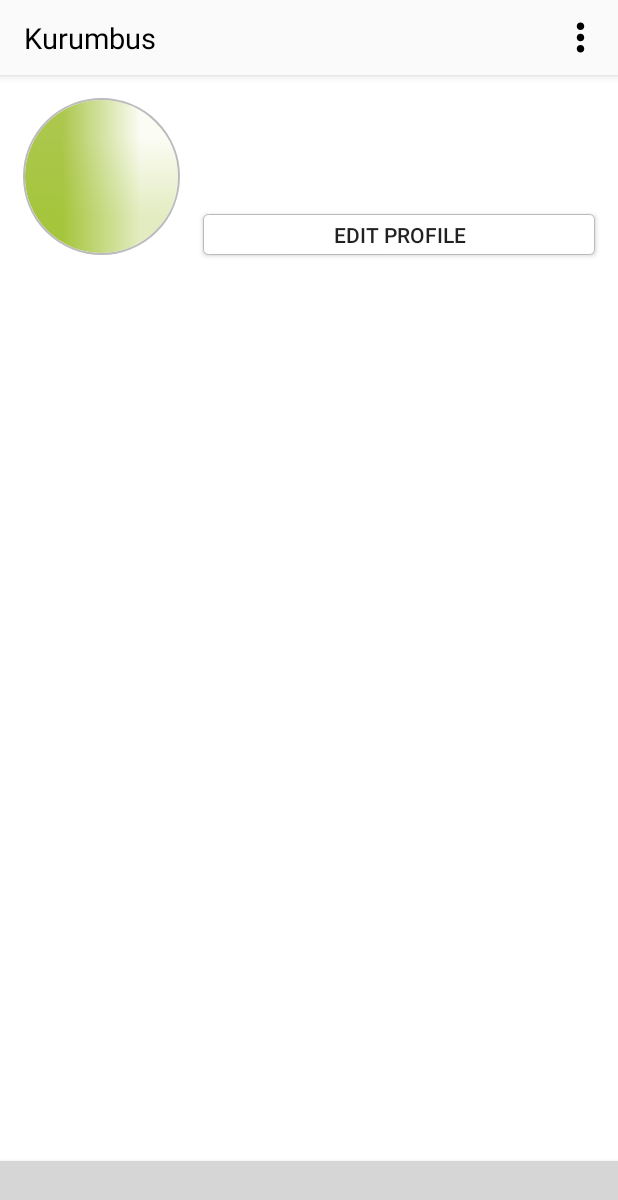
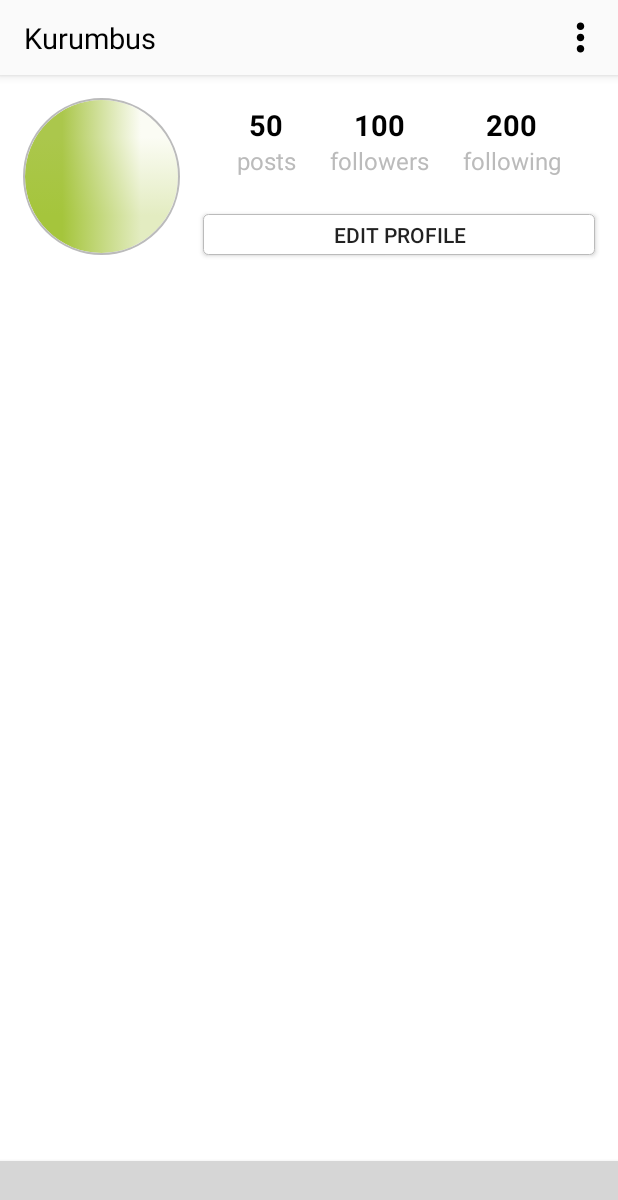
Before and after one commit to kurumbus/kotlin-instagram-clone, an Android app: the screen it shows after launch (HomeActivity), on a phone screen of 412 x 824 dp. Shown: the top 1200 px of the screen. Run offline under Robolectric (Android 15) with nearby library versions, the phone set to English and light mode, and no system bars; our stand-ins replace CircleImageView; plain views replace BottomNavigationViewEx; 7 statements that could not run were skipped; grey boxes are pictures that could not be loaded.

Commit message:
constraint layout

```diff
--- a/app/src/main/res/layout/activity_profile.xml
+++ b/app/src/main/res/layout/activity_profile.xml
@@ -60,26 +60,47 @@
     <TextView
             android:text="50"
             style="@style/profile_text_count"
-            tools:layout_editor_absoluteY="65dp"
-            tools:layout_editor_absoluteX="134dp" android:id="@+id/posts_count_text"/>
+            app:layout_constraintVertical_bias="0.3"
+            app:layout_constraintTop_toBottomOf="@id/toolbar"
+            app:layout_constraintBottom_toTopOf="@id/edit_profile_button"
+            app:layout_constraintStart_toStartOf="@id/posts_text"
+            app:layout_constraintEnd_toEndOf="@id/posts_text"
+            android:id="@+id/posts_count_text"/>
     <TextView
             android:text="posts"
-            style="@style/profile_text" tools:layout_editor_absoluteY="102dp"
-            tools:layout_editor_absoluteX="134dp" android:id="@+id/posts_text"/>
+            app:layout_constraintStart_toStartOf="@id/edit_profile_button"
+            app:layout_constraintEnd_toStartOf="@id/followers_text"
+            app:layout_constraintTop_toBottomOf="@id/posts_count_text"
+            style="@style/profile_text"
+            android:id="@+id/posts_text"/>
     <TextView
             android:text="100"
-            style="@style/profile_text_count" tools:layout_editor_absoluteY="65dp"
-            tools:layout_editor_absoluteX="240dp" android:id="@+id/followers_count_text"/>
+            app:layout_constraintStart_toStartOf="@id/followers_text"
+            app:layout_constraintEnd_toEndOf="@id/followers_text"
+            app:layout_constraintBaseline_toBaselineOf="@id/posts_count_text"
+            style="@style/profile_text_count"
+            android:id="@+id/followers_count_text"/>
     <TextView
             android:text="followers"
-            style="@style/profile_text" tools:layout_editor_absoluteY="101dp"
-            tools:layout_editor_absoluteX="240dp" android:id="@+id/followers_text"/>
+            app:layout_constraintStart_toEndOf="@id/posts_text"
+            app:layout_constraintEnd_toStartOf="@id/following_text"
+            app:layout_constraintBaseline_toBaselineOf="@id/posts_text"
+            app:layout_constraintTop_toBottomOf="@id/followers_count_text"
+            style="@style/profile_text"
+            android:id="@+id/followers_text"/>
     <TextView
             android:text="200"
-            style="@style/profile_text_count" tools:layout_editor_absoluteY="65dp"
-            tools:layout_editor_absoluteX="335dp" android:id="@+id/following_count_text"/>
+            app:layout_constraintStart_toStartOf="@id/following_text"
+            app:layout_constraintEnd_toEndOf="@id/following_text"
+            app:layout_constraintBaseline_toBaselineOf="@id/posts_count_text"
+            style="@style/profile_text_count"
+            android:id="@+id/following_count_text"/>
     <TextView
             android:text="following"
+            app:layout_constraintTop_toBottomOf="@id/following_count_text"
+            app:layout_constraintStart_toEndOf="@id/followers_text"
+            app:layout_constraintEnd_toEndOf="@id/edit_profile_button"
+            app:layout_constraintBaseline_toBaselineOf="@id/posts_text"
             style="@style/profile_text" tools:layout_editor_absoluteY="100dp"
             tools:layout_editor_absoluteX="334dp" android:id="@+id/following_text"/>
 
--- a/app/src/main/res/values/styles.xml
+++ b/app/src/main/res/values/styles.xml
@@ -13,6 +13,13 @@
         <item name="android:layout_height">wrap_content</item>
     </style>
 
-    <style name="profile_text" parent="text"></style>
-    <style name="profile_text_count" parent="text"></style>
+    <style name="profile_text" parent="text">
+        <item name="android:textSize">16sp</item>
+        <item name="android:textColor">@color/grey</item>
+    </style>
+    <style name="profile_text_count" parent="text">
+        <item name="android:textSize">19sp</item>
+        <item name="android:textStyle">bold</item>
+        <item name="android:textColor">@color/black</item>
+    </style>
 </resources>
```
